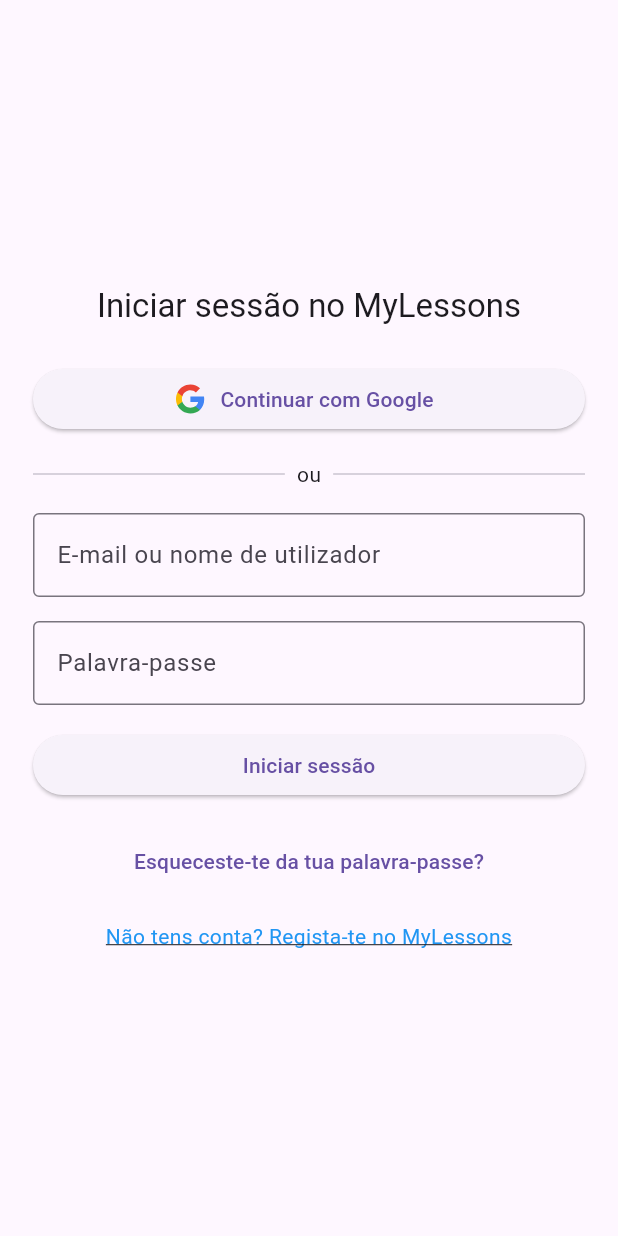
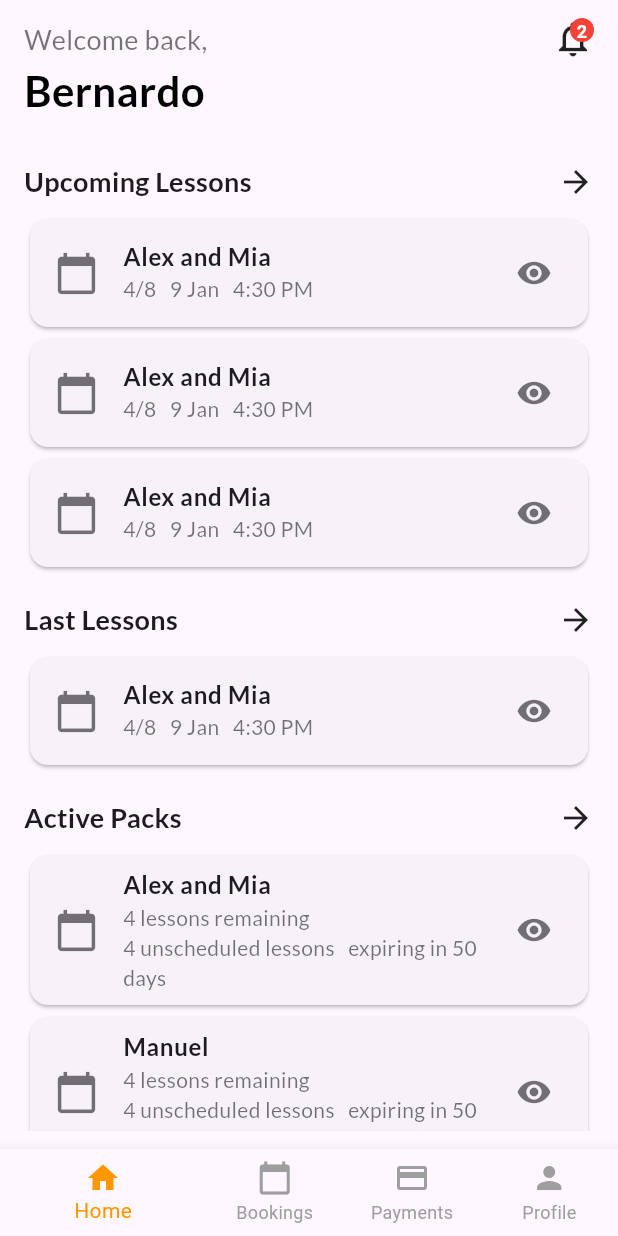
Before and after one commit to DEISI-ULHT-TFC-2024-25/TFC-DEISI2122-My_Lessons_Gestao_Inteligente_De_Escolas, a Flutter app: the screen it shows after launch, on a phone screen of 412 x 824 dp. Run offline on Flutter 3.47's test engine with Material 3 defaults, Android fonts, the phone set to English and light mode, and no system bars; our stand-ins replace font_awesome_flutter, google_fonts.

Commit message:
started flutter home page + more backend api changes

```diff
--- a/mylessons_frontend/lib/login_page.dart
+++ b/mylessons_frontend/lib/login_page.dart
@@ -1,254 +1,84 @@
 import 'package:flutter/material.dart';
-import 'package:flutter_svg/flutter_svg.dart';
-import 'package:google_sign_in/google_sign_in.dart';
-import 'package:http/http.dart' as http;
-import 'dart:convert';
-import 'dart:io' show Platform; // Import for platform detection
-import 'package:flutter/foundation.dart' show kIsWeb;
+import 'package:google_fonts/google_fonts.dart';
+import 'package:font_awesome_flutter/font_awesome_flutter.dart';
 
-
-class LoginPage extends StatefulWidget {
+class LoginPage extends StatelessWidget {
   const LoginPage({super.key});
-
-  @override
-  State<LoginPage> createState() => _LoginPageState();
-}
-
-class _LoginPageState extends State<LoginPage> {
-  final _emailController = TextEditingController();
-  final _passwordController = TextEditingController();
-
-  bool _isLoading = false;
-  String? _errorMessage;
-
-  // Dynamic API base URL
-  String get _apiBaseUrl {
-    if (kIsWeb) {
-      return 'http://127.0.0.1:8000'; // Web environment
-    } else if (Platform.isAndroid) {
-      return 'http://10.0.2.2:8000'; // Android Emulator
-    } else {
-      return 'http://127.0.0.1:8000'; // Default (iOS)
-    }
-  }
-
-
-  Future<void> _handleLogin() async {
-    final email = _emailController.text.trim();
-    final password = _passwordController.text.trim();
-    if (email.isEmpty || password.isEmpty) {
-      setState(() {
-        _errorMessage = 'Por favor, insere o e-mail/username e a palavra-passe.';
-      });
-      return;
-    }
-
-    try {
-      setState(() {
-        _isLoading = true;
-        _errorMessage = null;
-      });
-
-      final Uri loginUrl = Uri.parse('$_apiBaseUrl/api/users/login/');
-
-      final response = await http.post(
-        loginUrl,
-        body: {
-          'username': email,
-          'password': password,
-        },
-      );
-
-      if (response.statusCode == 200) {
-        final data = jsonDecode(response.body);
-        Navigator.pushReplacementNamed(context, '/login_success_page');
-      } else {
-        final data = jsonDecode(response.body);
-        setState(() {
-          _errorMessage = data['error'] ?? 'Credenciais inválidas.';
-        });
-      }
-    } catch (e) {
-      setState(() {
-        _errorMessage = 'Erro de rede ou servidor: $e';
-      });
-    } finally {
-      setState(() {
-        _isLoading = false;
-      });
-    }
-  }
-
-
-  // Google Sign-In Logic
-  Future<void> _handleGoogleSignIn() async {
-    try {
-      final GoogleSignIn googleSignIn = GoogleSignIn(
-        scopes: [
-          'email',
-          'profile',
-          'openid',  // Importante para garantir que o idToken é gerado
-        ],
-      );
-
-
-      final GoogleSignInAccount? googleUser = await googleSignIn.signIn();
-
-      if (googleUser == null) {
-        // User canceled the sign-in
-        setState(() {
-          _errorMessage = 'Início de sessão com Google cancelado.';
-        });
-        return;
-      }
-
-      final GoogleSignInAuthentication googleAuth = await googleUser.authentication;
-
-      print('ID Token: ${googleAuth.idToken}');  // Verifica se o token aparece no console
-
-      final response = await http.post(
-        Uri.parse('http://127.0.0.1:8000/api/users/google/'),
-        headers: {
-          'Content-Type': 'application/json',
-        },
-        body: jsonEncode({'token': googleAuth.idToken}),  // Envio do token
-      );
-
-
-      if (response.statusCode == 200) {
-        final data = jsonDecode(response.body);
-        print('Login com Google bem-sucedido: $data');
-
-        // You can navigate to another page or store the token here
-        // Navigator.pushReplacement(context, MaterialPageRoute(builder: (_) => HomePage()));
-      } else {
-        final data = jsonDecode(response.body);
-        setState(() {
-          _errorMessage = data['error'] ?? 'Erro ao iniciar sessão com Google.';
-        });
-      }
-    } catch (e) {
-      setState(() {
-        _errorMessage = 'Erro durante o login com Google: $e';
-      });
-    }
-  }
 
   @override
   Widget build(BuildContext context) {
     return Scaffold(
-      body: Center(
-        // Constrain width so it looks nice on large screens
-        child: SingleChildScrollView(
-          child: ConstrainedBox(
-            constraints: const BoxConstraints(maxWidth: 400),
-            child: Padding(
-              padding: const EdgeInsets.symmetric(horizontal: 16, vertical: 32),
-              child: Column(
-                crossAxisAlignment: CrossAxisAlignment.stretch,
-                children: [
-                  // Title
-                  Text(
-                    'Iniciar sessão no MyLessons',
-                    style: Theme.of(context).textTheme.titleLarge,
-                    textAlign: TextAlign.center,
-                  ),
-                  const SizedBox(height: 24),
-
-                  // "Continuar com Google" button
-                  ElevatedButton.icon(
-                  icon: SvgPicture.string(
-                    '''
-                    <svg width="25" height="24" viewBox="0 0 25 24" fill="none" xmlns="http://www.w3.org/2000/svg">
-                      <path fill-rule="evenodd" clip-rule="evenodd" d="M22.1 12.2272C22.1 11.5182 22.0364 10.8363 21.9182 10.1818H12.5V14.05H17.8818C17.65 15.3 16.9455 16.3591 15.8864 17.0682V19.5772H19.1182C21.0091 17.8363 22.1 15.2727 22.1 12.2272Z" fill="#4285F4"/>
-                      <path fill-rule="evenodd" clip-rule="evenodd" d="M12.4998 21.9999C15.1998 21.9999 17.4635 21.1045 19.118 19.5772L15.8862 17.0681C14.9907 17.6681 13.8453 18.0227 12.4998 18.0227C9.89529 18.0227 7.69075 16.2636 6.90439 13.8999H3.56348V16.4908C5.20893 19.759 8.59075 21.9999 12.4998 21.9999Z" fill="#34A853"/>
-                      <path fill-rule="evenodd" clip-rule="evenodd" d="M6.90455 13.9C6.70455 13.3 6.59091 12.6591 6.59091 12C6.59091 11.3409 6.70455 10.7 6.90455 10.1V7.50909H3.56364C2.88636 8.85909 2.5 10.3864 2.5 12C2.5 13.6136 2.88636 15.1409 3.56364 16.4909L6.90455 13.9Z" fill="#FBBC05"/>
-                      <path fill-rule="evenodd" clip-rule="evenodd" d="M12.4998 5.97727C13.968 5.97727 15.2862 6.48182 16.3226 7.47273L19.1907 4.60455C17.4589 2.99091 15.1953 2 12.4998 2C8.59075 2 5.20893 4.24091 3.56348 7.50909L6.90439 10.1C7.69075 7.73636 9.89529 5.97727 12.4998 5.97727Z" fill="#EA4335"/>
-                    </svg>
-                    ''',
-                    width: 24,
-                    height: 24,
-                  ),
-                  label: const Text('Continuar com Google'),
-                  onPressed: _handleGoogleSignIn,
-                ),
-                const SizedBox(height: 16),
-
-                  // "ou" separator
-                  Row(
-                    children: const [
-                      Expanded(child: Divider(thickness: 1)),
-                      Padding(
-                        padding: EdgeInsets.symmetric(horizontal: 8.0),
-                        child: Text('ou'),
-                      ),
-                      Expanded(child: Divider(thickness: 1)),
+      bottomNavigationBar: BottomNavigationBar(
+        currentIndex: 0,
+        selectedItemColor: Colors.orange,
+        unselectedItemColor: Colors.grey,
+        showSelectedLabels: true,
+        showUnselectedLabels: true,
+        items: [
+          BottomNavigationBarItem(icon: Icon(Icons.home), label: 'Home'),
+          BottomNavigationBarItem(icon: Icon(Icons.calendar_today), label: 'Bookings'),
+          BottomNavigationBarItem(icon: Icon(Icons.payment), label: 'Payments'),
+          BottomNavigationBarItem(icon: Icon(Icons.person), label: 'Profile'),
         ],
       ),
-                  const SizedBox(height: 16),
-
-                  // Email TextField
+      body: SafeArea(
+        child: Padding(
+          padding: const EdgeInsets.symmetric(horizontal: 16.0, vertical: 12.0),
+          child: SingleChildScrollView(
+            child: Column(
+              crossAxisAlignment: CrossAxisAlignment.start,
+              children: [
+                Row(
+                  mainAxisAlignment: MainAxisAlignment.spaceBetween,
+                  children: [
+                    Text('Welcome back,',
+                        style: GoogleFonts.lato(fontSize: 18, color: Colors.black54)),
+                    Stack(
+                      children: [
+                        Icon(Icons.notifications_none, size: 28),
+                        Positioned(
+                          right: 0,
+                          top: 0,
+                          child: CircleAvatar(
+                            radius: 8,
+                            backgroundColor: Colors.red,
+                            child: Text('2',
+                                style: TextStyle(
+                                    color: Colors.white,
+                                    fontSize: 12,
+                                    fontWeight: FontWeight.bold)),
+                          ),
+                        )
+                      ],
+                    ),
+                  ],
+                ),
+                Text('Bernardo',
+                    style: GoogleFonts.lato(
+                        fontSize: 28, fontWeight: FontWeight.bold, color: Colors.black)),
+                SizedBox(height: 20),
+                _buildSectionTitle('Upcoming Lessons'),
+                _buildLessonCard('Alex and Mia', '4/8', '9 Jan', '4:30 PM'),
+                _buildLessonCard('Alex and Mia', '4/8', '9 Jan', '4:30 PM'),
+                _buildLessonCard('Alex and Mia', '4/8', '9 Jan', '4:30 PM'),
+                SizedBox(height: 10),
+                _buildSectionTitle('Last Lessons'),
+                _buildLessonCard('Alex and Mia', '4/8', '9 Jan', '4:30 PM'),
+                SizedBox(height: 10),
+                _buildSectionTitle('Active Packs'),
+                _buildPackCard('Alex and Mia', 4, 50),
+                _buildPackCard('Manuel', 4, 50),
+                SizedBox(height: 20),
                 TextField(
-                    controller: _emailController,
-                    decoration: const InputDecoration(
-                      labelText: 'E-mail ou nome de utilizador',
-                      border: OutlineInputBorder(),
+                  decoration: InputDecoration(
+                    hintText: 'How Can We Help?',
+                    prefixIcon: Icon(Icons.search),
+                    border: OutlineInputBorder(
+                      borderRadius: BorderRadius.circular(30),
+                      borderSide: BorderSide.none,
                     ),
-                  ),
-                  const SizedBox(height: 16),
-
-                  // Password TextField
-                  TextField(
-                    controller: _passwordController,
-                    obscureText: true,
-                    decoration: const InputDecoration(
-                      labelText: 'Palavra-passe',
-                      border: OutlineInputBorder(),
-                    ),
-                  ),
-                  const SizedBox(height: 16),
-
-                  // Error message
-                  if (_errorMessage != null) ...[
-                    Text(
-                      _errorMessage!,
-                      style: const TextStyle(color: Colors.red),
-                    ),
-                    const SizedBox(height: 16),
-                  ],
-
-                  // Login button
-                  ElevatedButton(
-                    onPressed: _isLoading ? null : _handleLogin,
-                    child: _isLoading
-                        ? const CircularProgressIndicator(color: Colors.white)
-                        : const Text('Iniciar sessão'),
-                  ),
-                  const SizedBox(height: 16),
-
-                  // Forgot password link
-                  TextButton(
-                    onPressed: () {
-                      // Navigate to a "forgot password" page or show a dialog
-                    },
-                    child: const Text('Esqueceste-te da tua palavra-passe?'),
-                  ),
-                  const SizedBox(height: 16),
-
-                  // Register link
-                  GestureDetector(
-                    onTap: () {
-                      // Go to a registration page
-
-                      Navigator.pushReplacementNamed(context, '/register_page');
-                    },
-                    child: const Text(
-                      'Não tens conta? Regista-te no MyLessons',
-                      style: TextStyle(
-                        decoration: TextDecoration.underline,
-                        color: Colors.blue,
-                      ),
-                      textAlign: TextAlign.center,
+                    filled: true,
+                    fillColor: Colors.grey[200],
                   ),
                 ),
               ],
@@ -256,6 +86,55 @@
           ),
         ),
       ),
+    );
+  }
+
+  Widget _buildSectionTitle(String title) {
+    return Padding(
+      padding: const EdgeInsets.symmetric(vertical: 8.0),
+      child: Row(
+        mainAxisAlignment: MainAxisAlignment.spaceBetween,
+        children: [
+          Text(title, style: GoogleFonts.lato(fontSize: 18, fontWeight: FontWeight.bold)),
+          Icon(Icons.arrow_forward),
+        ],
+      ),
+    );
+  }
+
+  Widget _buildLessonCard(String name, String progress, String date, String time) {
+    return Card(
+      shape: RoundedRectangleBorder(borderRadius: BorderRadius.circular(12)),
+      child: ListTile(
+        leading: Icon(Icons.calendar_today, size: 30, color: Colors.black54),
+        title: Text(name, style: GoogleFonts.lato(fontWeight: FontWeight.bold)),
+        subtitle: Row(
+          children: [
+            Text('$progress   $date   $time',
+                style: GoogleFonts.lato(fontSize: 14, color: Colors.black54)),
+          ],
+        ),
+        trailing: Icon(Icons.remove_red_eye, color: Colors.black54),
+      ),
+    );
+  }
+
+  Widget _buildPackCard(String name, int remainingLessons, int daysRemaining) {
+    return Card(
+      shape: RoundedRectangleBorder(borderRadius: BorderRadius.circular(12)),
+      child: ListTile(
+        leading: Icon(Icons.calendar_today, size: 30, color: Colors.black54),
+        title: Text(name, style: GoogleFonts.lato(fontWeight: FontWeight.bold)),
+        subtitle: Column(
+          crossAxisAlignment: CrossAxisAlignment.start,
+          children: [
+            Text('$remainingLessons lessons remaining',
+                style: GoogleFonts.lato(fontSize: 14, color: Colors.black54)),
+            Text('4 unscheduled lessons   expiring in $daysRemaining days',
+                style: GoogleFonts.lato(fontSize: 14, color: Colors.black54)),
+          ],
+        ),
+        trailing: Icon(Icons.remove_red_eye, color: Colors.black54),
       ),
     );
   }
--- a/mylessons_frontend/lib/main.dart
+++ b/mylessons_frontend/lib/main.dart
@@ -1,7 +1,8 @@
 import 'package:flutter/material.dart';
-import 'login_page.dart';
 import 'login_success_page.dart';
 import 'register_page.dart';
+import 'home.dart' as home;
+import 'login_page.dart' as login;
 
 void main() {
   runApp(const MyApp());
@@ -16,7 +17,8 @@
       title: 'MyLessons App',
       initialRoute: '/',
       routes: {
-        '/': (context) => const LoginPage(),
+        '/': (context) => login.LoginPage(),
+        '/home': (context) => home.HomePage(),
         '/login_success_page': (context) => const LoginSuccessPage(),
         '/register_page': (context) => RegisterPage(),
       },
--- a/mylessons_frontend/pubspec.yaml
+++ b/mylessons_frontend/pubspec.yaml
@@ -37,6 +37,8 @@
   # The following adds the Cupertino Icons font to your application.
   # Use with the CupertinoIcons class for iOS style icons.
   cupertino_icons: ^1.0.8
+  google_fonts: ^6.2.1
+  font_awesome_flutter: ^10.8.0
 
 dev_dependencies:
   flutter_test:
```
Also changed, not shown: mylessons_frontend/lib/home.dart (added, +140 -0 lines), mylessons_frontend/pubspec.lock, 134 other files. Lines whose indentation alone changed are shown as unchanged.
